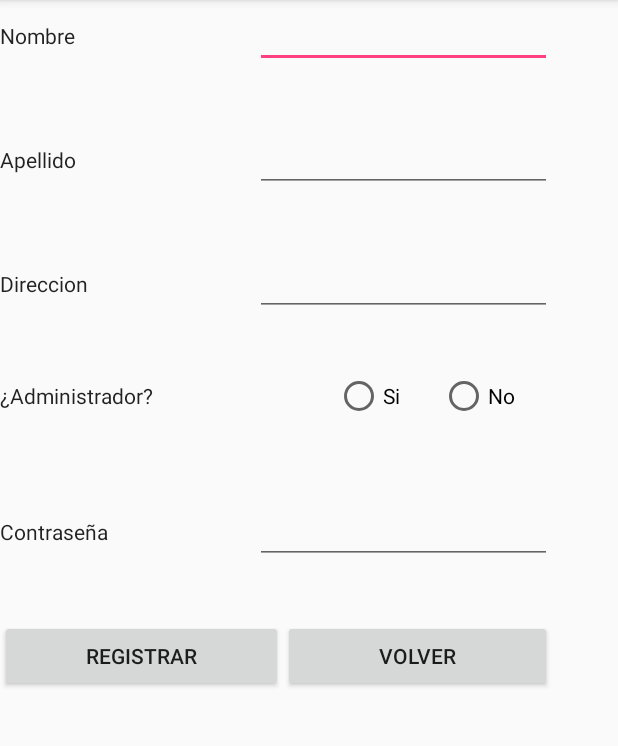
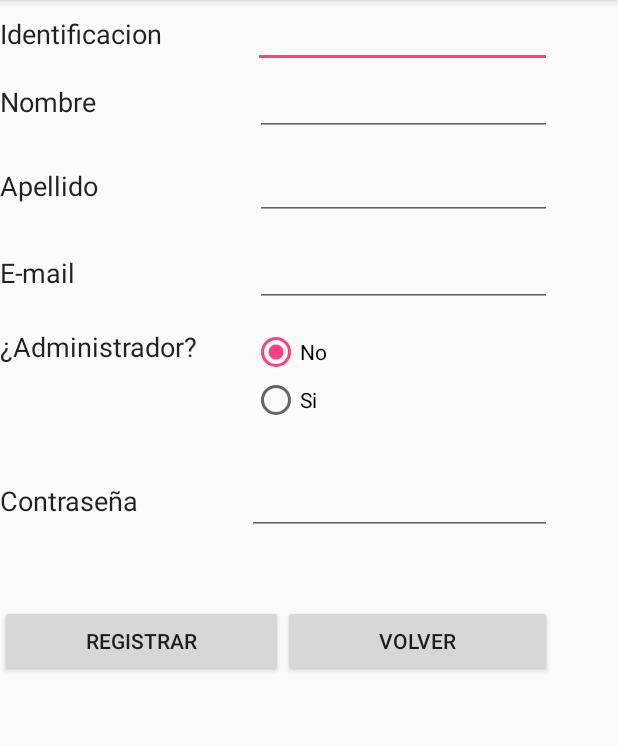
Before and after one commit to tatianEsponda/parcial, an Android app: the ActivityRegistro screen opened directly, with no data from a screen before it, on a phone screen of 412 x 824 dp, the part 84-830 px from its top. Run offline under Robolectric (Android 15) with nearby library versions, the phone set to English and light mode, and no system bars; our stand-ins replace Firebase (no records; nobody signed in at launch, a user with empty details on screens opened directly).

```diff
--- a/app/build.gradle
+++ b/app/build.gradle
@@ -26,5 +26,13 @@ dependencies {
     })
     compile 'com.android.support:appcompat-v7:25.3.1'
     compile 'com.android.support.constraint:constraint-layout:1.0.2'
+    compile 'com.google.firebase:firebase-auth:10.0.1'
+    compile 'com.google.firebase:firebase-messaging:10.0.1'
+    compile 'com.google.firebase:firebase-database:10.0.1'
     testCompile 'junit:junit:4.12'
 }
+
+
+
+
+apply plugin: 'com.google.gms.google-services'
--- a/app/src/main/java/com/example/tatiana/parcial/ActivityRegistro.java
+++ b/app/src/main/java/com/example/tatiana/parcial/ActivityRegistro.java
@@ -1,13 +1,62 @@
 package com.example.tatiana.parcial;
 
+import android.os.Bundle;
 import android.support.v7.app.AppCompatActivity;
-import android.os.Bundle;
+import android.view.View;
+import android.widget.EditText;
+import android.widget.RadioButton;
+import android.widget.Toast;
+
+import com.google.firebase.database.DatabaseReference;
+import com.google.firebase.database.FirebaseDatabase;
 
 public class ActivityRegistro extends AppCompatActivity {
+    RadioButton si,no;
+    String ban= "Estudiante";
+    FirebaseDatabase database = FirebaseDatabase.getInstance();
+    DatabaseReference myRef = database.getReference();
 
+    EditText Ident,nomb,apell,email,contr;
     @Override
     protected void onCreate(Bundle savedInstanceState) {
         super.onCreate(savedInstanceState);
         setContentView(R.layout.activity_registro);
+        si = (RadioButton)findViewById(R.id.RadioSi);
+        no = (RadioButton)findViewById(R.id.RadioNo);
+        Ident=(EditText)findViewById(R.id.Textiden);
+        nomb=(EditText)findViewById(R.id.Textnombre);
+        apell=(EditText)findViewById(R.id.TextApellido);
+        email=(EditText)findViewById(R.id.TextEmail);
+        contr=(EditText)findViewById(R.id.Textcontra);
+
+       si.setOnClickListener(new View.OnClickListener() {
+           @Override
+           public void onClick(View v) {
+                ban="Administrador";
+
+           }
+       });
+        no.setOnClickListener(new View.OnClickListener() {
+            @Override
+            public void onClick(View v) {
+                 ban="Estudiandte";
+            }
+        });
+
+    }
+    public void Ingresar(View b){
+        String id=Ident.getText().toString().trim();
+        String nom=nomb.getText().toString().trim();
+        String ap=apell.getText().toString().trim();
+        String ema=email.getText().toString().trim();
+        String contra=contr.getText().toString().trim();
+        Usuario usu = new Usuario(id,nom,ap,ema,ban,contra);
+        if(id.matches("146")||nom.matches("")||ap.matches("")||ema.matches("")||contra.matches("")){
+            Toast.makeText(this,"Todos los campos son obligatorios",Toast.LENGTH_LONG).show();
+        }else{
+            myRef.child("Usuario").child(id).setValue(usu);
+        }
+
+
     }
 }
--- /dev/null
+++ b/app/src/main/java/com/example/tatiana/parcial/Usuario.java
@@ -0,0 +1,15 @@
+package com.example.tatiana.parcial;
+
+
+public class Usuario {
+    public String Identificacion,Nombre,Apellido,Email,Tipo,Contraseña;
+
+    public Usuario(String Identificaion,String Nombre,String Apellido,String Direccion,String Tipo,String Contraseña){
+        this.Identificacion=Identificaion;
+        this.Nombre=Nombre;
+        this.Apellido=Apellido;
+        this.Email=Direccion;
+        this.Tipo=Tipo;
+        this.Contraseña=Contraseña;
+    }
+}
--- a/app/src/main/res/layout/activity_registro.xml
+++ b/app/src/main/res/layout/activity_registro.xml
@@ -16,8 +16,31 @@
 
         <LinearLayout
             android:layout_width="match_parent"
-            android:layout_height="match_parent"
-            android:layout_weight="0.91"
+            android:layout_height="wrap_content"
+            android:orientation="horizontal"
+            tools:layout_editor_absoluteX="8dp"
+            tools:layout_editor_absoluteY="8dp">
+
+            <TextView
+                android:id="@+id/identex"
+                android:layout_width="wrap_content"
+                android:layout_height="wrap_content"
+                android:layout_weight="1"
+                android:text="Identificacion"
+                android:textAppearance="@style/TextAppearance.AppCompat"
+                android:textSize="18sp" />
+
+            <EditText
+                android:id="@+id/Textiden"
+                android:layout_width="199dp"
+                android:layout_height="wrap_content"
+                android:ems="10"
+                android:inputType="textPersonName" />
+        </LinearLayout>
+
+        <LinearLayout
+            android:layout_width="match_parent"
+            android:layout_height="56dp"
             android:orientation="horizontal"
             android:weightSum="1"
             tools:layout_editor_absoluteX="8dp"
@@ -30,6 +53,7 @@
                 android:layout_weight="1"
                 android:text="Nombre"
                 android:textAppearance="@style/TextAppearance.AppCompat"
+                android:textSize="18sp"
                 tools:layout_editor_absoluteX="-344dp"
                 tools:layout_editor_absoluteY="213dp" />
 
@@ -46,8 +70,7 @@
 
         <LinearLayout
             android:layout_width="match_parent"
-            android:layout_height="match_parent"
-            android:layout_weight="0.91"
+            android:layout_height="58dp"
             android:orientation="horizontal"
             tools:layout_editor_absoluteX="8dp"
             tools:layout_editor_absoluteY="118dp">
@@ -58,7 +81,8 @@
                 android:layout_height="wrap_content"
                 android:layout_weight="0.91"
                 android:text="Apellido"
-                android:textAppearance="@style/TextAppearance.AppCompat" />
+                android:textAppearance="@style/TextAppearance.AppCompat"
+                android:textSize="18sp" />
 
             <EditText
                 android:id="@+id/TextApellido"
@@ -69,10 +93,9 @@
         </LinearLayout>
 
         <LinearLayout
-            android:id="@+id/text3"
+            android:id="@+id/LinearLayout"
             android:layout_width="match_parent"
-            android:layout_height="match_parent"
-            android:layout_weight="0.91"
+            android:layout_height="59dp"
             android:orientation="horizontal"
             tools:layout_editor_absoluteX="8dp"
             tools:layout_editor_absoluteY="55dp">
@@ -82,11 +105,12 @@
                 android:layout_width="wrap_content"
                 android:layout_height="wrap_content"
                 android:layout_weight="0.91"
-                android:text="Direccion"
-                android:textAppearance="@style/TextAppearance.AppCompat" />
+                android:text="E-mail"
+                android:textAppearance="@style/TextAppearance.AppCompat"
+                android:textSize="18sp" />
 
             <EditText
-                android:id="@+id/TextDireccion"
+                android:id="@+id/TextEmail"
                 android:layout_width="198dp"
                 android:layout_height="wrap_content"
                 android:ems="10"
@@ -107,21 +131,28 @@
                 android:layout_height="wrap_content"
                 android:layout_weight="0.91"
                 android:text="¿Administrador?"
-                android:textAppearance="@style/TextAppearance.AppCompat" />
+                android:textAppearance="@style/TextAppearance.AppCompat"
+                android:textSize="18sp" />
 
-            <RadioButton
-                android:id="@+id/RadioSi"
-                android:layout_width="wrap_content"
-                android:layout_height="wrap_content"
-                android:layout_weight="0.20"
-                android:text="Si" />
+            <RadioGroup
+                android:layout_width="200dp"
+                android:layout_height="wrap_content">
 
-            <RadioButton
-                android:id="@+id/RadioNo"
-                android:layout_width="wrap_content"
-                android:layout_height="wrap_content"
-                android:layout_weight="0.18"
-                android:text="No" />
+                <RadioButton
+                    android:id="@+id/RadioNo"
+                    android:layout_width="wrap_content"
+                    android:layout_height="wrap_content"
+                    android:layout_weight="1"
+                    android:checked="true"
+                    android:text="No" />
+
+                <RadioButton
+                    android:id="@+id/RadioSi"
+                    android:layout_width="wrap_content"
+                    android:layout_height="wrap_content"
+                    android:layout_weight="1"
+                    android:text="Si" />
+            </RadioGroup>
 
         </LinearLayout>
 
@@ -139,14 +170,16 @@
                 android:layout_height="wrap_content"
                 android:layout_weight="1"
                 android:text="Contraseña"
-                android:textAppearance="@style/TextAppearance.AppCompat" />
+                android:textAppearance="@style/TextAppearance.AppCompat"
+                android:textSize="18sp" />
 
             <EditText
-                android:id="@+id/TextContraseña"
-                android:layout_width="198dp"
+                android:id="@+id/Textcontra"
+                android:layout_width="203dp"
                 android:layout_height="wrap_content"
                 android:ems="10"
-                android:inputType="textPersonName" />
+                android:inputType="textPassword" />
+
         </LinearLayout>
 
         <LinearLayout
@@ -162,6 +195,7 @@
                 android:layout_width="wrap_content"
                 android:layout_height="wrap_content"
                 android:layout_weight="0.18"
+                android:onClick="Ingresar"
                 android:text="Registrar" />
 
             <Button
--- a/build.gradle
+++ b/build.gradle
@@ -9,6 +9,7 @@ buildscript {
 
         // NOTE: Do not place your application dependencies here; they belong
         // in the individual module build.gradle files
+        classpath 'com.google.gms:google-services:3.0.0'
     }
 }
 
```
Also changed, not shown: app/src/main/java/com/example/tatiana/parcial/MainActivity.java (+9 -2 lines).
